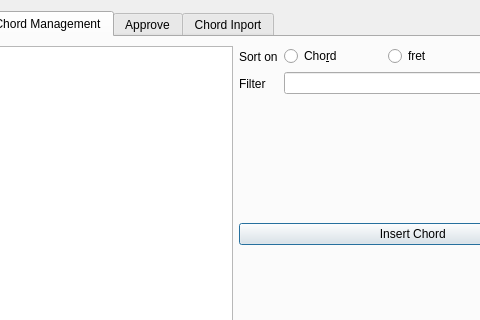
The window that chordv/src/dialogchorddefinition.ui (jpcima/chordv) describes before a commit, drawn with Qt 5; both pictures show x 139 to 619 and y 0 to 320 of the 1107 by 418 pixel window.
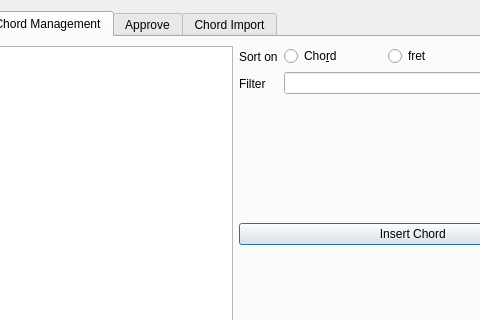
The same window after the commit. Icons and pictures are not drawn. Custom widgets are drawn as their Qt base class.

```diff
--- a/chordv/src/dialogchorddefinition.ui
+++ b/chordv/src/dialogchorddefinition.ui
@@ -436,7 +436,7 @@
            </widget>
            <widget class="QWidget" name="tab">
             <attribute name="title">
-             <string>Chord Inport</string>
+             <string>Chord Import</string>
             </attribute>
             <layout class="QVBoxLayout" name="verticalLayout_4">
              <item>
```
